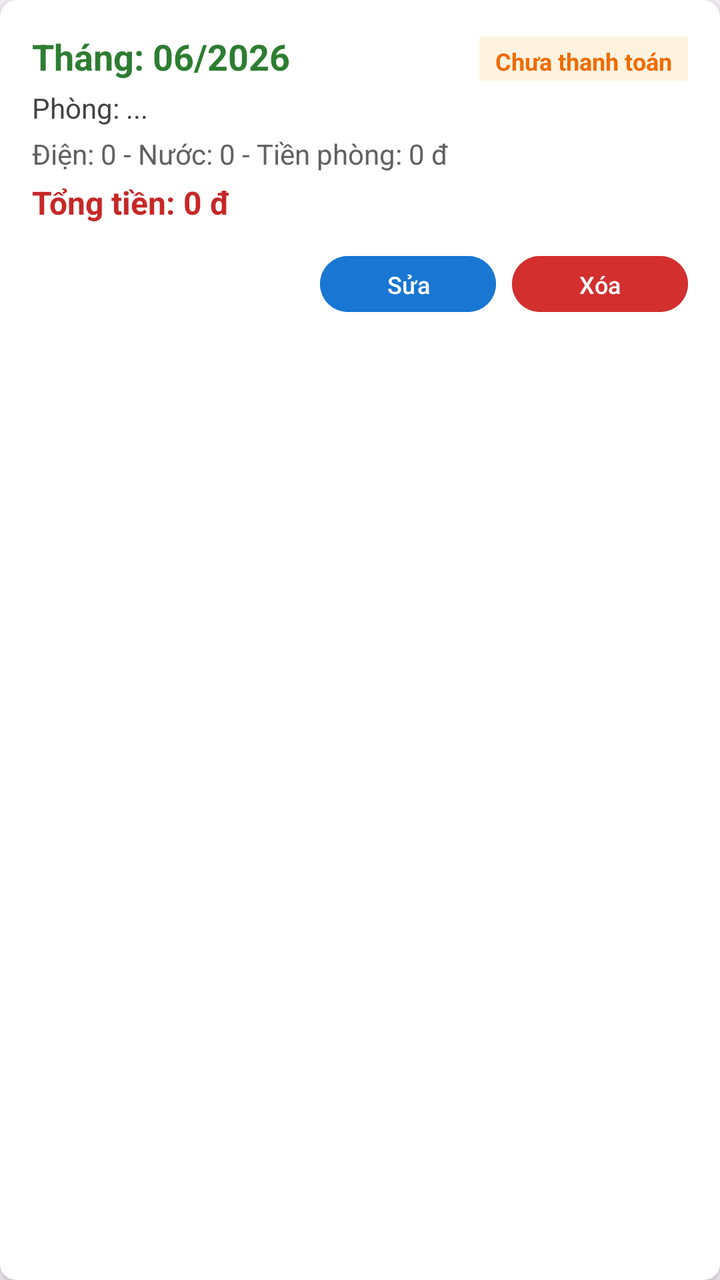
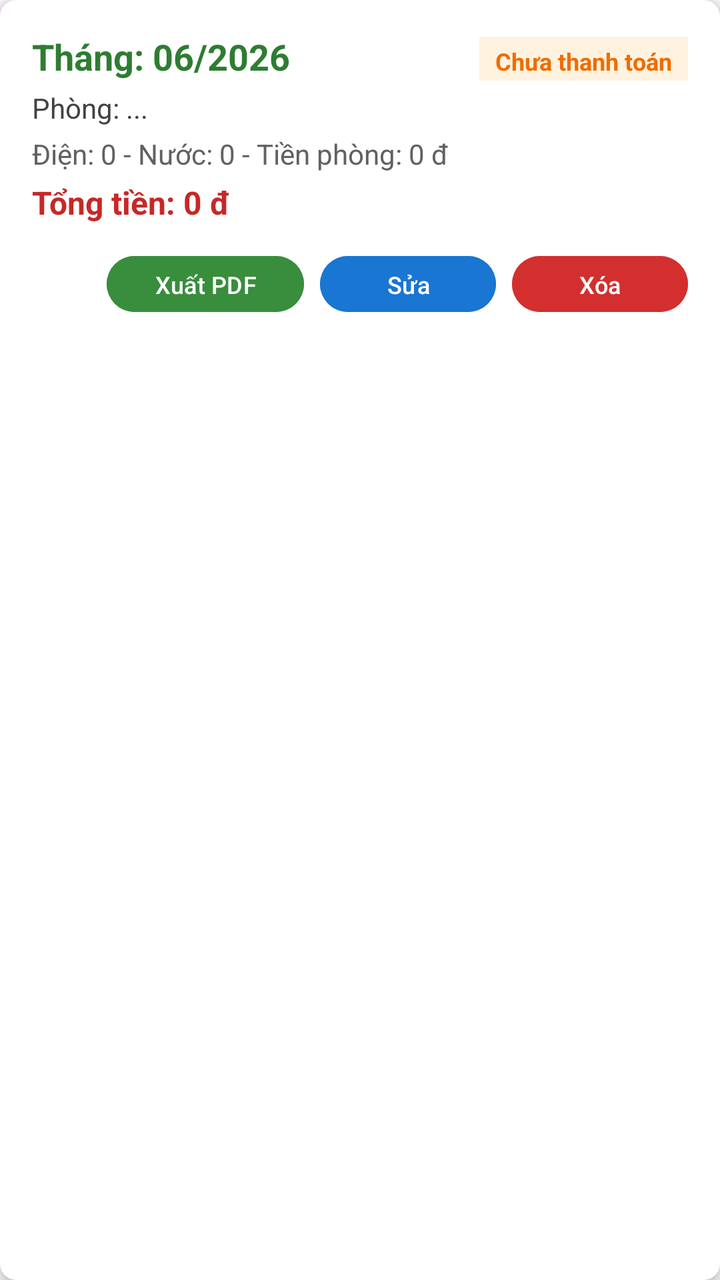

Compare the two renders of this Android layout. The source of the first and the diff that turns it into the second are given below.
<!-- AndroidManifest.xml: application theme Theme.DACK2026 -->
<!-- res/layout/item_hoa_don.xml -->
<?xml version="1.0" encoding="utf-8"?>
<androidx.cardview.widget.CardView xmlns:android="http://schemas.android.com/apk/res/android"
    xmlns:app="http://schemas.android.com/apk/res-auto"
    android:layout_width="match_parent"
    android:layout_height="wrap_content"
    android:layout_marginHorizontal="16dp"
    android:layout_marginVertical="8dp"
    app:cardCornerRadius="8dp"
    app:cardElevation="4dp">

    <LinearLayout
        android:layout_width="match_parent"
        android:layout_height="wrap_content"
        android:orientation="vertical"
        android:padding="16dp">

        <LinearLayout
            android:layout_width="match_parent"
            android:layout_height="wrap_content"
            android:orientation="horizontal">

            <TextView
                android:id="@+id/tvThangNam"
                android:layout_width="0dp"
                android:layout_height="wrap_content"
                android:layout_weight="1"
                android:text="Tháng: 06/2026"
                android:textColor="#2E7D32"
                android:textSize="18sp"
                android:textStyle="bold" />

            <TextView
                android:id="@+id/tvTrangThai"
                android:layout_width="wrap_content"
                android:layout_height="wrap_content"
                android:background="#FFF3E0"
                android:paddingHorizontal="8dp"
                android:paddingVertical="4dp"
                android:text="Chưa thanh toán"
                android:textColor="#EF6C00"
                android:textSize="12sp"
                android:textStyle="bold" />
        </LinearLayout>

        <TextView
            android:id="@+id/tvPhongInfo"
            android:layout_width="match_parent"
            android:layout_height="wrap_content"
            android:layout_marginTop="4dp"
            android:text="Phòng: ..."
            android:textColor="#424242"
            android:textSize="14sp" />

        <TextView
            android:id="@+id/tvChiTiet"
            android:layout_width="match_parent"
            android:layout_height="wrap_content"
            android:layout_marginTop="4dp"
            android:text="Điện: 0 - Nước: 0 - Tiền phòng: 0 đ"
            android:textColor="#616161"
            android:textSize="14sp" />

        <TextView
            android:id="@+id/tvTongTien"
            android:layout_width="match_parent"
            android:layout_height="wrap_content"
            android:layout_marginTop="4dp"
            android:text="Tổng tiền: 0 đ"
            android:textColor="#C62828"
            android:textSize="16sp"
            android:textStyle="bold" />

        <LinearLayout
            android:layout_width="match_parent"
            android:layout_height="wrap_content"
            android:layout_marginTop="12dp"
            android:gravity="end"
            android:orientation="horizontal">

            <Button
                android:id="@+id/btnEdit"
                android:layout_width="wrap_content"
                android:layout_height="36dp"
                android:layout_marginEnd="8dp"
                android:backgroundTint="#1976D2"
                android:text="Sửa"
                android:textColor="#FFFFFF"
                android:textSize="12sp" />

            <Button
                android:id="@+id/btnDelete"
                android:layout_width="wrap_content"
                android:layout_height="36dp"
                android:backgroundTint="#D32F2F"
                android:text="Xóa"
                android:textColor="#FFFFFF"
                android:textSize="12sp" />
        </LinearLayout>
    </LinearLayout>
</androidx.cardview.widget.CardView>
<!-- resources referenced by this layout -->
<resources>
  <style name="Theme.DACK2026" parent="Base.Theme.DACK2026" />
  <style name="Base.Theme.DACK2026" parent="Theme.Material3.DayNight.NoActionBar">
          
          
      </style>
</resources>

<!-- the commit's change to res/layout/item_hoa_don.xml (unified diff, before → after) -->
@@ -78,6 +78,16 @@
             android:orientation="horizontal">
 
             <Button
+                android:id="@+id/btnExportPdf"
+                android:layout_width="wrap_content"
+                android:layout_height="36dp"
+                android:layout_marginEnd="8dp"
+                android:backgroundTint="#388E3C"
+                android:text="Xuất PDF"
+                android:textColor="#FFFFFF"
+                android:textSize="12sp" />
+
+            <Button
                 android:id="@+id/btnEdit"
                 android:layout_width="wrap_content"
                 android:layout_height="36dp"
